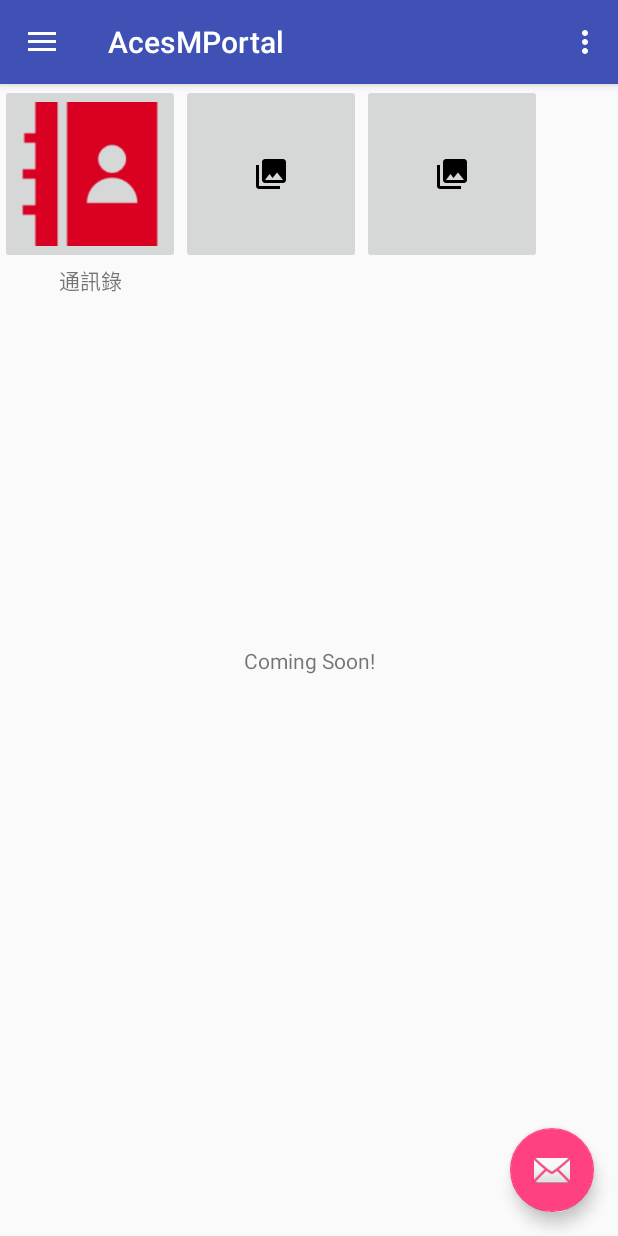
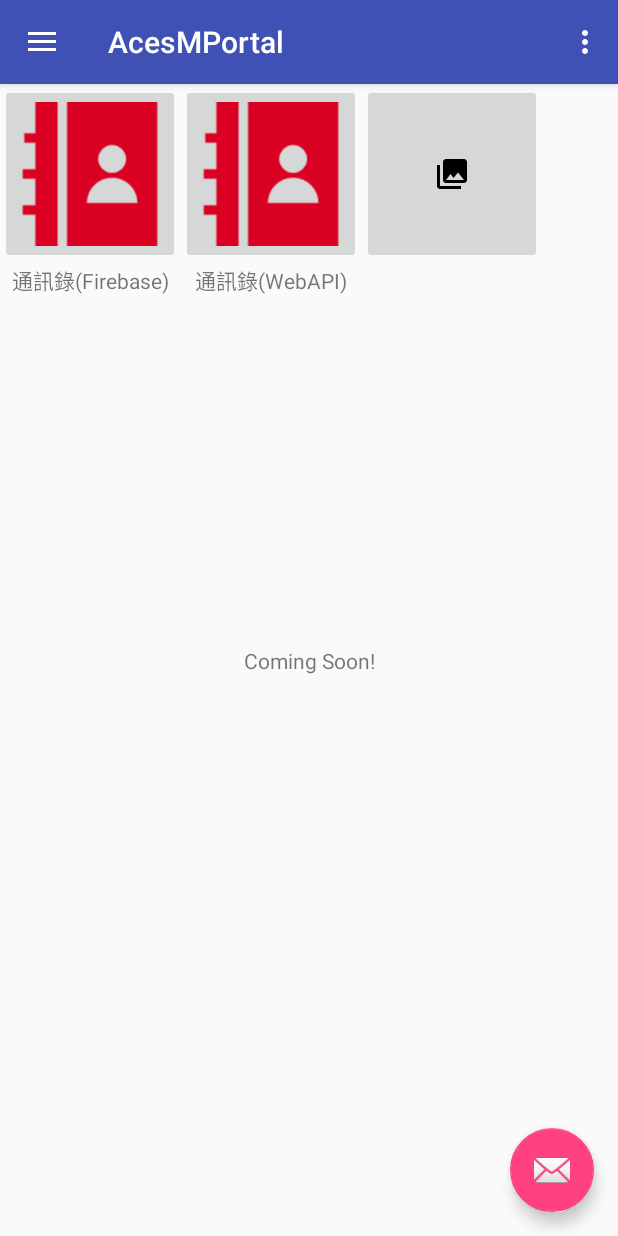
Before and after one commit to tkotko615/AcesMPortal, an Android app: the MainActivity screen opened directly, with no data from a screen before it, on a phone screen of 412 x 824 dp. Run offline under Robolectric (Android 15) with nearby library versions, the phone set to English and light mode, and no system bars; our stand-ins replace Firebase (no records; nobody signed in at launch, a user with empty details on screens opened directly).

Commit message:
170706 home 測試連結WebAPI

```diff
--- a/app/src/main/java/com/acesconn/acesmportal/MainActivity.java
+++ b/app/src/main/java/com/acesconn/acesmportal/MainActivity.java
@@ -33,6 +33,7 @@ public class MainActivity extends AppCompatActivity
         implements NavigationView.OnNavigationItemSelectedListener {
 
     ImageButton ibtn_app_01;
+    ImageButton ibtn_app_02;
     ConnectionClass connectionClass;
     ProgressBar pbbar;
 
@@ -76,8 +77,18 @@ public class MainActivity extends AppCompatActivity
                 //Intent intent = getPackageManager().getLaunchIntentForPackage("com.tkotko.ptimecard");
                 //startActivity(intent);
 
-                //通訊錄
+                //通訊錄(Firebase)
                 Intent i = new Intent(MainActivity.this,ContactsActivity.class);
+                startActivity(i);
+            }
+        });
+
+        ibtn_app_02 = (ImageButton)findViewById(R.id.ibtn_app_02);
+        ibtn_app_02.setOnClickListener(new View.OnClickListener(){
+            @Override
+            public void onClick(View v){
+                //通訊錄(WebAPI)
+                Intent i = new Intent(MainActivity.this,ContactAPIActivity.class);
                 startActivity(i);
             }
         });
--- a/app/src/main/res/layout/content_main.xml
+++ b/app/src/main/res/layout/content_main.xml
@@ -38,12 +38,20 @@
         android:id="@+id/ibtn_app_02"
         android:layout_width="120dp"
         android:layout_height="120dp"
-        app:srcCompat="@drawable/ic_menu_gallery"
-        android:contentDescription="@string/main_app_02"
+        app:srcCompat="@drawable/app_contacts"
+        android:scaleType="centerInside"
+        android:contentDescription="@string/act_title_contactapi"
         app:layout_constraintTop_toTopOf="parent"
         app:layout_constraintLeft_toRightOf="@+id/ibtn_app_01"
         android:layout_marginStart="0.5dp"
         android:layout_marginLeft="0.5dp"/>
+    <TextView
+        android:layout_width="120dp"
+        android:layout_height="wrap_content"
+        android:text="@string/act_title_contactapi"
+        android:textAlignment="center"
+        app:layout_constraintTop_toBottomOf="@+id/ibtn_app_02"
+        app:layout_constraintLeft_toRightOf="@+id/ibtn_app_01" />
 
     <ImageButton
         android:id="@+id/ibtn_app_03"
--- a/app/src/main/res/values/strings.xml
+++ b/app/src/main/res/values/strings.xml
@@ -10,5 +10,6 @@
     <string name="main_app_02">APP02</string>
     <string name="main_app_03">APP03</string>
 
-    <string name="act_title_contacts">通訊錄</string>
+    <string name="act_title_contacts">通訊錄(Firebase)</string>
+    <string name="act_title_contactapi">通訊錄(WebAPI)</string>
 </resources>
```
Also changed, not shown: app/src/main/AndroidManifest.xml (+7 -1 lines), app/src/main/java/com/acesconn/acesmportal/ContactAPIActivity.java (added, +93 -0 lines), app/src/main/res/layout/activity_contactapi.xml (added, +41 -0 lines).
